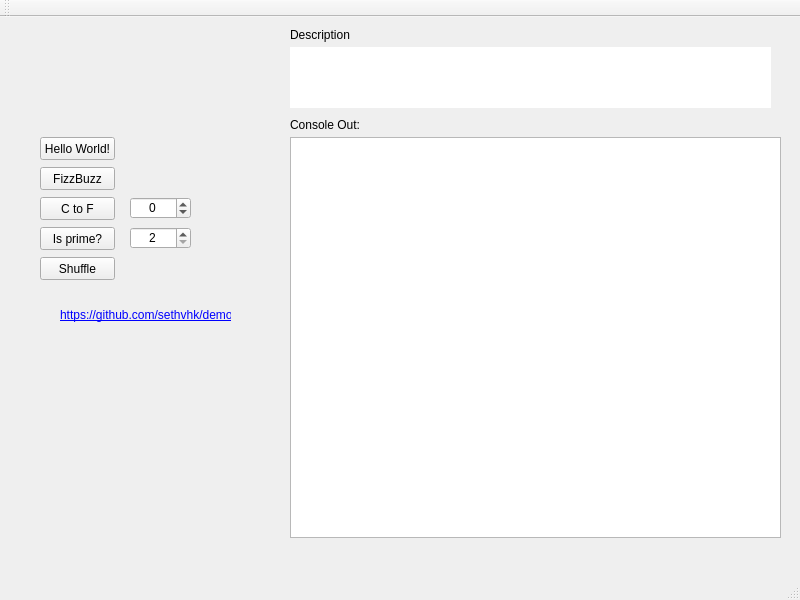
Above: mainwindow.ui from sethvhk/demo before the change. Below: the same form after it.
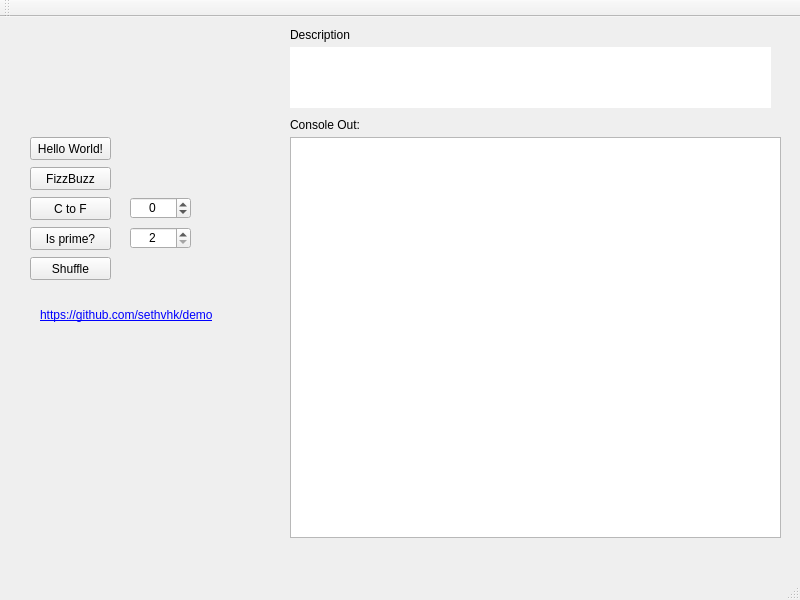
That is the form after the change. Icons and pictures are not drawn.

What changed in the file:
```diff
--- a/mainwindow.ui
+++ b/mainwindow.ui
@@ -20,9 +20,9 @@
    <widget class="QPushButton" name="button_hw">
     <property name="geometry">
      <rect>
-      <x>40</x>
+      <x>30</x>
       <y>120</y>
-      <width>75</width>
+      <width>81</width>
       <height>23</height>
      </rect>
     </property>
@@ -35,7 +35,7 @@
      <rect>
       <x>290</x>
       <y>100</y>
-      <width>81</width>
+      <width>121</width>
       <height>16</height>
      </rect>
     </property>
@@ -46,9 +46,9 @@
    <widget class="QPushButton" name="button_fb">
     <property name="geometry">
      <rect>
-      <x>40</x>
+      <x>30</x>
       <y>150</y>
-      <width>75</width>
+      <width>81</width>
       <height>23</height>
      </rect>
     </property>
@@ -98,9 +98,9 @@
    <widget class="QPushButton" name="tempcon">
     <property name="geometry">
      <rect>
-      <x>40</x>
+      <x>30</x>
       <y>180</y>
-      <width>75</width>
+      <width>81</width>
       <height>23</height>
      </rect>
     </property>
@@ -146,9 +146,9 @@
    <widget class="QPushButton" name="button_isprime">
     <property name="geometry">
      <rect>
-      <x>40</x>
+      <x>30</x>
       <y>210</y>
-      <width>75</width>
+      <width>81</width>
       <height>23</height>
      </rect>
     </property>
@@ -181,9 +181,9 @@
    <widget class="QPushButton" name="button_shuffle">
     <property name="geometry">
      <rect>
-      <x>40</x>
+      <x>30</x>
       <y>240</y>
-      <width>75</width>
+      <width>81</width>
       <height>23</height>
      </rect>
     </property>
@@ -194,9 +194,9 @@
    <widget class="QLabel" name="gitlink">
     <property name="geometry">
      <rect>
-      <x>60</x>
+      <x>40</x>
       <y>290</y>
-      <width>171</width>
+      <width>191</width>
       <height>16</height>
      </rect>
     </property>
```
